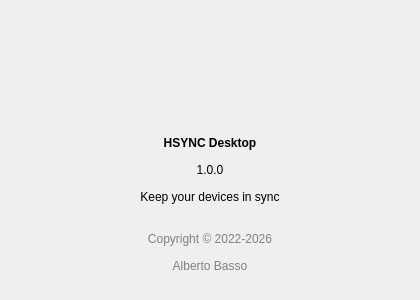
Above: hsync_desktop/ui/splash_screen.ui from albertsdk/hsync-desktop before the change. Below: the same form after it.
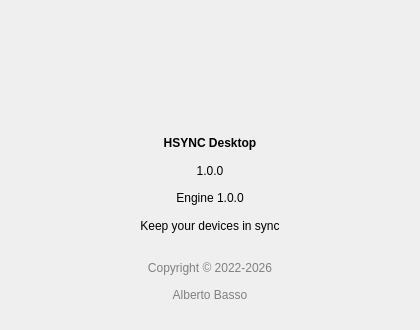
That is the form after the change.

Commit message:
feat(about): show bundled sync engine version in splash
The welcome splash and Help → About window now display the version of the
bundled sync engine next to the app version (e.g. "Engine 1.0.11"), falling
back to an em dash when the version cannot be determined. This makes it
easier for users and support to identify which engine build is running.

```diff
--- a/hsync_desktop/ui/splash_screen.ui
+++ b/hsync_desktop/ui/splash_screen.ui
@@ -7,19 +7,19 @@
     <x>0</x>
     <y>0</y>
     <width>420</width>
-    <height>300</height>
+    <height>330</height>
    </rect>
   </property>
   <property name="minimumSize">
    <size>
     <width>420</width>
-    <height>300</height>
+    <height>330</height>
    </size>
   </property>
   <property name="maximumSize">
    <size>
     <width>420</width>
-    <height>300</height>
+    <height>330</height>
    </size>
   </property>
   <property name="windowTitle">
@@ -92,6 +92,16 @@
      </property>
     </widget>
    </item>
+   <item>
+    <widget class="QLabel" name="lblEngineVersion">
+     <property name="text">
+      <string>Engine 1.0.0</string>
+     </property>
+     <property name="alignment">
+      <set>Qt::AlignmentFlag::AlignCenter</set>
+     </property>
+    </widget>
+   </item>
    <item>
     <widget class="QLabel" name="lblTagline">
      <property name="text">
```
The commit also changes 15 other files.
